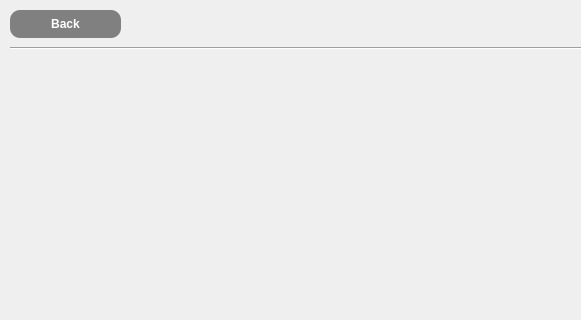
brianclinkenbeard/collegetour, file src/tourpurchase.ui: the form before one commit; both pictures show x 0 to 581 and y 0 to 320 of the 821 by 682 pixel window.
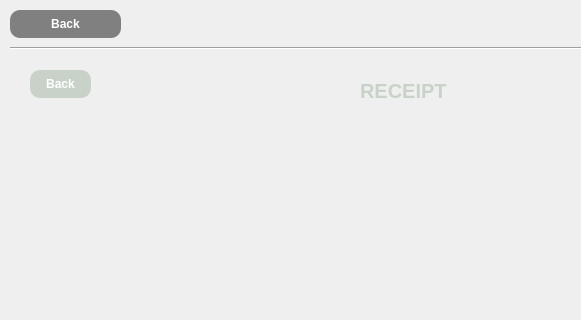
The form after the commit. The open tabs and pages were chosen to show the change. Icons and pictures are not drawn.

The edit to the form file:
```diff
--- a/src/tourpurchase.ui
+++ b/src/tourpurchase.ui
@@ -45,7 +45,11 @@
     </rect>
    </property>
    <property name="styleSheet">
-    <string notr="true"/>
+    <string notr="true">QLineEdit {
+	border-style: inset;
+	border-radius: 10px;
+
+}</string>
    </property>
    <property name="currentIndex">
     <number>10</number>
@@ -2345,7 +2349,7 @@
      <property name="geometry">
       <rect>
        <x>35</x>
-       <y>31</y>
+       <y>60</y>
        <width>711</width>
        <height>471</height>
       </rect>
@@ -2359,6 +2363,56 @@
       <set>QAbstractItemView::NoEditTriggers</set>
      </property>
     </widget>
+    <widget class="QPushButton" name="back_pushbutton">
+     <property name="geometry">
+      <rect>
+       <x>10</x>
+       <y>10</y>
+       <width>61</width>
+       <height>28</height>
+      </rect>
+     </property>
+     <property name="styleSheet">
+      <string notr="true">QPushButton {
+	background: rgba(110,140,112, 0.3);
+	border-style: inset;
+	border-radius: 10px;
+	color: white;;
+	font-weight: bold;
+}
+
+QPushButton:hover {
+	background: rgba(110,140,112, 0.7);
+	color: beige;
+}</string>
+     </property>
+     <property name="text">
+      <string>Back</string>
+     </property>
+    </widget>
+    <widget class="QLabel" name="label_receipt">
+     <property name="geometry">
+      <rect>
+       <x>340</x>
+       <y>10</y>
+       <width>91</width>
+       <height>41</height>
+      </rect>
+     </property>
+     <property name="styleSheet">
+      <string notr="true">QLabel {
+	color: rgba(110,140,112, 0.3);
+	font-weight: bold;
+}
+
+QLabel:hover {
+	color: rgba(110,140,112, 0.8);
+}</string>
+     </property>
+     <property name="text">
+      <string>RECEIPT </string>
+     </property>
+    </widget>
    </widget>
   </widget>
   <widget class="Line" name="line">
```
Left out of the diff: 2 changed lines with no effect on the pictures.
